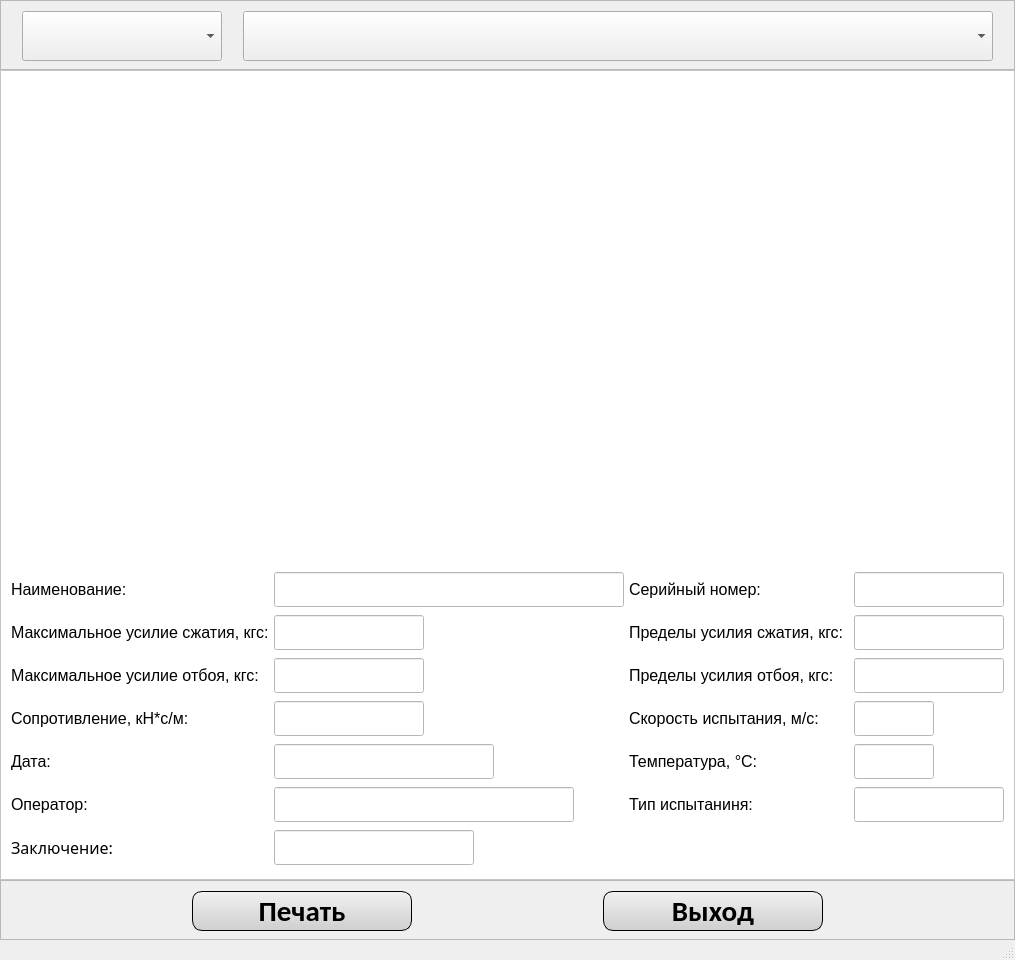
This is ui/archive_ui.ui in Skorikof/SPG-023MK as Qt 5 draws it before an edit. The edited form follows.
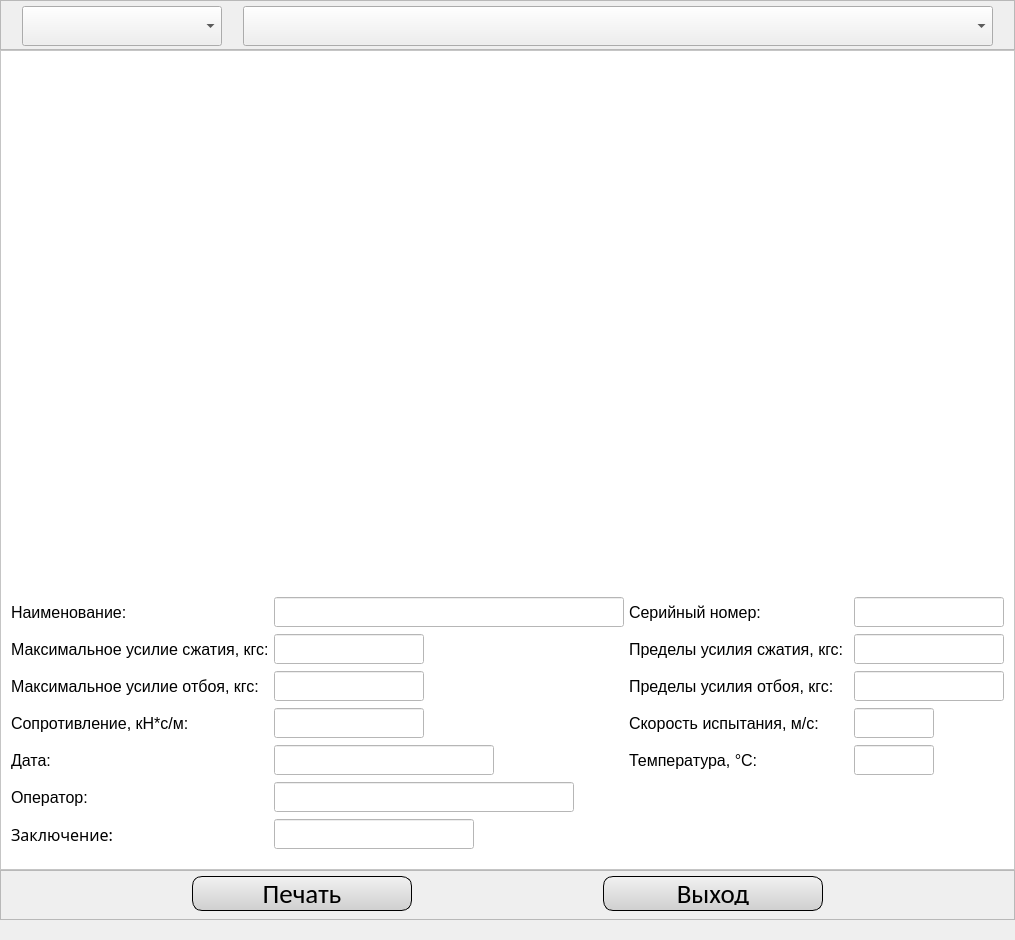
This is the edited form. Custom widgets are drawn as their Qt base class.

The edit to the form file:
```diff
--- a/ui/archive_ui.ui
+++ b/ui/archive_ui.ui
@@ -7,19 +7,19 @@
     <x>0</x>
     <y>0</y>
     <width>1015</width>
-    <height>960</height>
+    <height>940</height>
    </rect>
   </property>
   <property name="minimumSize">
    <size>
     <width>1015</width>
-    <height>960</height>
+    <height>940</height>
    </size>
   </property>
   <property name="maximumSize">
    <size>
     <width>1015</width>
-    <height>960</height>
+    <height>940</height>
    </size>
   </property>
   <property name="windowTitle">
@@ -32,13 +32,13 @@
    <property name="minimumSize">
     <size>
      <width>1015</width>
-     <height>940</height>
+     <height>920</height>
     </size>
    </property>
    <property name="maximumSize">
     <size>
      <width>1015</width>
-     <height>940</height>
+     <height>920</height>
     </size>
    </property>
    <layout class="QVBoxLayout" name="verticalLayout">
@@ -62,13 +62,13 @@
       <property name="minimumSize">
        <size>
         <width>0</width>
-        <height>70</height>
+        <height>50</height>
        </size>
       </property>
       <property name="maximumSize">
        <size>
         <width>16777215</width>
-        <height>70</height>
+        <height>50</height>
        </size>
       </property>
       <property name="frameShape">
@@ -85,26 +85,26 @@
         <number>10</number>
        </property>
        <property name="topMargin">
-        <number>10</number>
+        <number>5</number>
        </property>
        <property name="rightMargin">
         <number>10</number>
        </property>
        <property name="bottomMargin">
-        <number>10</number>
+        <number>5</number>
        </property>
        <item>
         <widget class="QComboBox" name="combo_dates">
          <property name="minimumSize">
           <size>
            <width>200</width>
-           <height>50</height>
+           <height>40</height>
           </size>
          </property>
          <property name="maximumSize">
           <size>
            <width>200</width>
-           <height>50</height>
+           <height>40</height>
           </size>
          </property>
          <property name="font">
@@ -120,13 +120,13 @@
          <property name="minimumSize">
           <size>
            <width>750</width>
-           <height>50</height>
+           <height>40</height>
           </size>
          </property>
          <property name="maximumSize">
           <size>
            <width>500</width>
-           <height>50</height>
+           <height>40</height>
           </size>
          </property>
          <property name="font">
@@ -159,7 +159,7 @@
         <number>10</number>
        </property>
        <property name="topMargin">
-        <number>0</number>
+        <number>10</number>
        </property>
        <property name="rightMargin">
         <number>10</number>
@@ -172,13 +172,13 @@
          <property name="minimumSize">
           <size>
            <width>0</width>
-           <height>500</height>
+           <height>530</height>
           </size>
          </property>
          <property name="maximumSize">
           <size>
            <width>16777215</width>
-           <height>500</height>
+           <height>530</height>
           </size>
          </property>
          <property name="autoFillBackground">
@@ -194,13 +194,13 @@
          <property name="minimumSize">
           <size>
            <width>0</width>
-           <height>300</height>
+           <height>260</height>
           </size>
          </property>
          <property name="maximumSize">
           <size>
            <width>16777215</width>
-           <height>300</height>
+           <height>260</height>
           </size>
          </property>
          <property name="styleSheet">
@@ -233,13 +233,13 @@
             <property name="minimumSize">
              <size>
               <width>350</width>
-              <height>35</height>
+              <height>30</height>
              </size>
             </property>
             <property name="maximumSize">
              <size>
               <width>350</width>
-              <height>35</height>
+              <height>30</height>
              </size>
             </property>
             <property name="font">
@@ -299,13 +299,13 @@
             <property name="minimumSize">
              <size>
               <width>150</width>
-              <height>35</height>
+              <height>30</height>
              </size>
             </property>
             <property name="maximumSize">
              <size>
               <width>150</width>
-              <height>35</height>
+              <height>30</height>
              </size>
             </property>
             <property name="font">
@@ -330,13 +330,13 @@
             <property name="minimumSize">
              <size>
               <width>300</width>
-              <height>35</height>
+              <height>30</height>
              </size>
             </property>
             <property name="maximumSize">
              <size>
               <width>300</width>
-              <height>35</height>
+              <height>30</height>
              </size>
             </property>
             <property name="font">
@@ -358,13 +358,13 @@
             <property name="minimumSize">
              <size>
               <width>150</width>
-              <height>35</height>
+              <height>30</height>
              </size>
             </property>
             <property name="maximumSize">
              <size>
               <width>150</width>
-              <height>35</height>
+              <height>30</height>
              </size>
             </property>
             <property name="font">
@@ -414,13 +414,13 @@
             <property name="minimumSize">
              <size>
               <width>150</width>
-              <height>35</height>
+              <height>30</height>
              </size>
             </property>
             <property name="maximumSize">
              <size>
               <width>150</width>
-              <height>35</height>
+              <height>30</height>
              </size>
             </property>
             <property name="font">
@@ -495,13 +495,13 @@
             <property name="minimumSize">
              <size>
               <width>220</width>
-              <height>35</height>
+              <height>30</height>
              </size>
             </property>
             <property name="maximumSize">
              <size>
               <width>220</width>
-              <height>35</height>
+              <height>30</height>
              </size>
             </property>
             <property name="font">
@@ -526,13 +526,13 @@
             <property name="minimumSize">
              <size>
               <width>150</width>
-              <height>35</height>
+              <height>30</height>
              </size>
             </property>
             <property name="maximumSize">
              <size>
               <width>150</width>
-              <height>35</height>
+              <height>30</height>
              </size>
             </property>
             <property name="font">
@@ -582,13 +582,13 @@
             <property name="minimumSize">
              <size>
               <width>150</width>
-              <height>35</height>
+              <height>30</height>
              </size>
             </property>
             <property name="maximumSize">
              <size>
               <width>150</width>
-              <height>35</height>
+              <height>30</height>
              </size>
             </property>
             <property name="font">
@@ -626,13 +626,13 @@
             <property name="minimumSize">
              <size>
               <width>150</width>
-              <height>35</height>
+              <height>30</height>
              </size>
             </property>
             <property name="maximumSize">
              <size>
               <width>150</width>
-              <height>35</height>
+              <height>30</height>
              </size>
             </property>
             <property name="font">
@@ -670,13 +670,13 @@
             <property name="minimumSize">
              <size>
               <width>80</width>
-              <height>35</height>
+              <height>30</height>
              </size>
             </property>
             <property name="maximumSize">
              <size>
               <width>80</width>
-              <height>35</height>
+              <height>30</height>
              </size>
             </property>
             <property name="font">
@@ -714,13 +714,13 @@
             <property name="minimumSize">
              <size>
               <width>80</width>
-              <height>35</height>
+              <height>30</height>
              </size>
             </property>
             <property name="maximumSize">
              <size>
               <width>80</width>
-              <height>35</height>
+              <height>30</height>
              </size>
             </property>
             <property name="font">
@@ -753,62 +753,18 @@
             </property>
            </widget>
           </item>
-          <item row="6" column="3">
-           <widget class="QLineEdit" name="type_test_le">
-            <property name="minimumSize">
-             <size>
-              <width>150</width>
-              <height>35</height>
-             </size>
-            </property>
-            <property name="maximumSize">
-             <size>
-              <width>150</width>
-              <height>35</height>
-             </size>
-            </property>
-            <property name="font">
-             <font>
-              <family>Arial</family>
-              <pointsize>14</pointsize>
-             </font>
-            </property>
-            <property name="text">
-             <string/>
-            </property>
-            <property name="alignment">
-             <set>Qt::AlignCenter</set>
-            </property>
-            <property name="readOnly">
-             <bool>true</bool>
-            </property>
-           </widget>
-          </item>
-          <item row="6" column="2">
-           <widget class="QLabel" name="lbl_9">
-            <property name="font">
-             <font>
-              <family>Arial</family>
-              <pointsize>12</pointsize>
-             </font>
-            </property>
-            <property name="text">
-             <string>Тип испытаниня:</string>
-            </property>
-           </widget>
-          </item>
           <item row="8" column="1">
            <widget class="QLineEdit" name="conclusion_le">
             <property name="minimumSize">
              <size>
               <width>200</width>
-              <height>35</height>
+              <height>30</height>
              </size>
             </property>
             <property name="maximumSize">
              <size>
               <width>200</width>
-              <height>35</height>
+              <height>30</height>
              </size>
             </property>
             <property name="font">
@@ -883,13 +839,13 @@
       <property name="minimumSize">
        <size>
         <width>0</width>
-        <height>60</height>
+        <height>50</height>
        </size>
       </property>
       <property name="maximumSize">
        <size>
         <width>16777215</width>
-        <height>60</height>
+        <height>50</height>
        </size>
       </property>
       <property name="frameShape">
@@ -906,7 +862,7 @@
         <number>10</number>
        </property>
        <property name="topMargin">
-        <number>10</number>
+        <number>5</number>
        </property>
        <property name="rightMargin">
         <number>10</number>
@@ -919,21 +875,21 @@
          <property name="minimumSize">
           <size>
            <width>220</width>
-           <height>40</height>
+           <height>35</height>
           </size>
          </property>
          <property name="maximumSize">
           <size>
            <width>220</width>
-           <height>40</height>
+           <height>35</height>
           </size>
          </property>
          <property name="font">
           <font>
            <family>Calibri</family>
-           <pointsize>22</pointsize>
-           <weight>75</weight>
-           <bold>true</bold>
+           <pointsize>20</pointsize>
+           <weight>50</weight>
+           <bold>false</bold>
           </font>
          </property>
          <property name="styleSheet">
@@ -974,21 +930,21 @@
          <property name="minimumSize">
           <size>
            <width>220</width>
-           <height>40</height>
+           <height>35</height>
           </size>
          </property>
          <property name="maximumSize">
           <size>
            <width>220</width>
-           <height>40</height>
+           <height>35</height>
           </size>
          </property>
          <property name="font">
           <font>
            <family>Calibri</family>
-           <pointsize>22</pointsize>
-           <weight>75</weight>
-           <bold>true</bold>
+           <pointsize>20</pointsize>
+           <weight>50</weight>
+           <bold>false</bold>
           </font>
          </property>
          <property name="styleSheet">
@@ -1029,7 +985,6 @@
     </item>
    </layout>
   </widget>
-  <widget class="QStatusBar" name="statusBar"/>
  </widget>
  <customwidgets>
   <customwidget>
```
